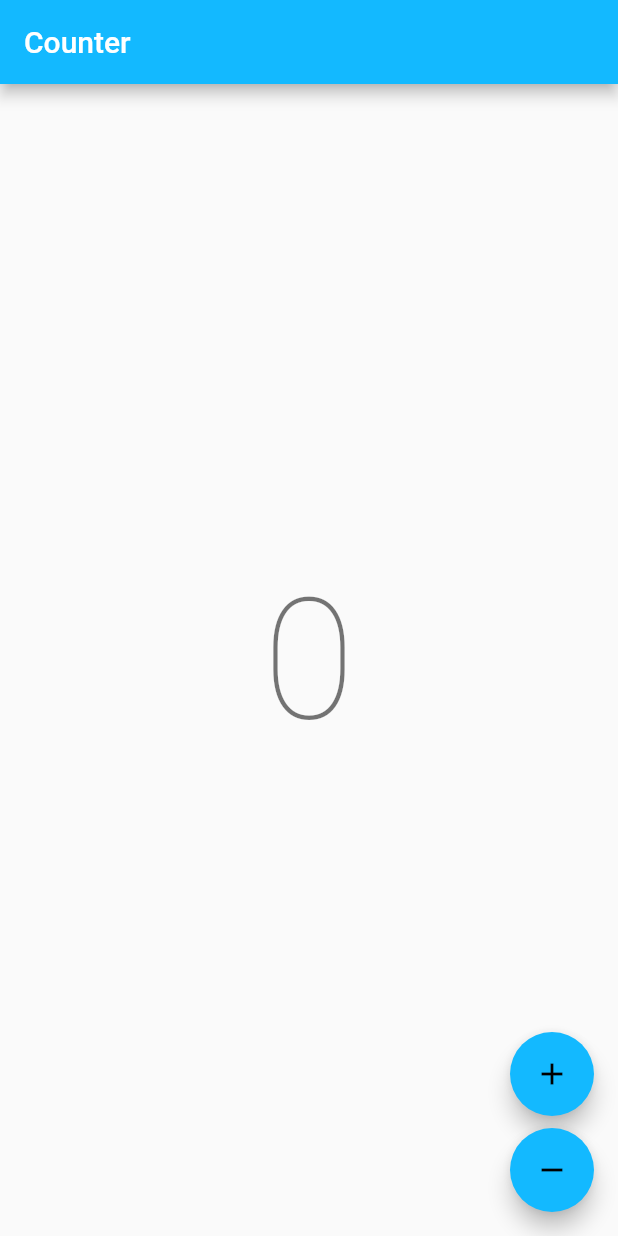
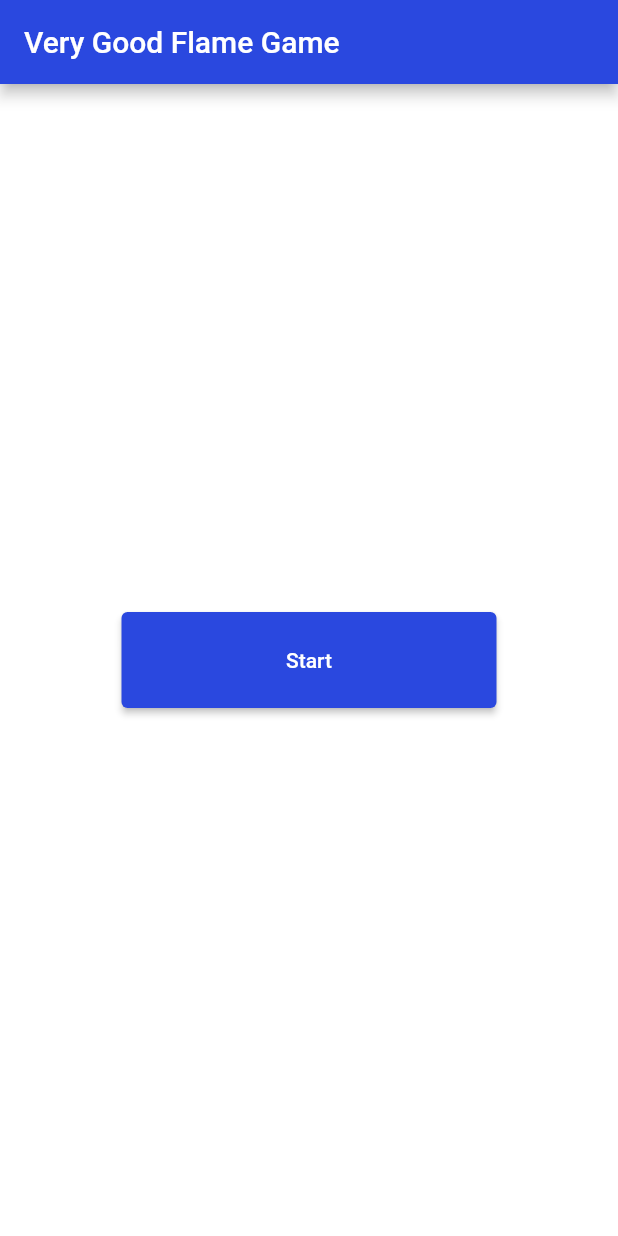
Before and after one commit to VeryGoodOpenSource/very_good_flame_game, a Flutter app: the screen it shows after launch, on a phone screen of 412 x 824 dp. Run offline on Flutter 3.47's test engine with Material 2 defaults, Android fonts, the phone set to English and light mode, and no system bars; our stand-ins replace bloc; generated files the repository leaves out were written again.

Commit message:
feat: title screen

```diff
--- a/src/very_good_flame_game/lib/app/view/app.dart
+++ b/src/very_good_flame_game/lib/app/view/app.dart
@@ -7,8 +7,8 @@
 
 import 'package:flutter/material.dart';
 import 'package:flutter_localizations/flutter_localizations.dart';
-import 'package:very_good_flame_game/counter/counter.dart';
 import 'package:very_good_flame_game/l10n/l10n.dart';
+import 'package:very_good_flame_game/title/title.dart';
 
 class App extends StatelessWidget {
   const App({super.key});
@@ -17,9 +17,16 @@ class App extends StatelessWidget {
   Widget build(BuildContext context) {
     return MaterialApp(
       theme: ThemeData(
-        appBarTheme: const AppBarTheme(color: Color(0xFF13B9FF)),
+        primaryColor: const Color(0xFF2A48DF),
+        appBarTheme: const AppBarTheme(color: Color(0xFF2A48DF)),
         colorScheme: ColorScheme.fromSwatch(
-          accentColor: const Color(0xFF13B9FF),
+          accentColor: const Color(0xFF2A48DF),
+        ),
+        scaffoldBackgroundColor: const Color(0xFFFFFFFF),
+        elevatedButtonTheme: ElevatedButtonThemeData(
+          style: ButtonStyle(
+            backgroundColor: MaterialStateProperty.all(const Color(0xFF2A48DF)),
+          ),
         ),
       ),
       localizationsDelegates: const [
@@ -27,7 +34,7 @@ class App extends StatelessWidget {
         GlobalMaterialLocalizations.delegate,
       ],
       supportedLocales: AppLocalizations.supportedLocales,
-      home: const CounterPage(),
+      home: const TitlePage(),
     );
   }
 }
--- a/src/very_good_flame_game/lib/counter/counter.dart
+++ /dev/null
@@ -1,9 +0,0 @@
-// Copyright (c) 2022, Very Good Ventures
-// https://verygood.ventures
-//
-// Use of this source code is governed by an MIT-style
-// license that can be found in the LICENSE file or at
-// https://opensource.org/licenses/MIT.
-
-export 'cubit/counter_cubit.dart';
-export 'view/counter_page.dart';
--- a/src/very_good_flame_game/lib/counter/cubit/counter_cubit.dart
+++ /dev/null
@@ -1,15 +0,0 @@
-// Copyright (c) 2022, Very Good Ventures
-// https://verygood.ventures
-//
-// Use of this source code is governed by an MIT-style
-// license that can be found in the LICENSE file or at
-// https://opensource.org/licenses/MIT.
-
-import 'package:bloc/bloc.dart';
-
-class CounterCubit extends Cubit<int> {
-  CounterCubit() : super(0);
-
-  void increment() => emit(state + 1);
-  void decrement() => emit(state - 1);
-}
--- a/src/very_good_flame_game/lib/counter/view/counter_page.dart
+++ /dev/null
@@ -1,62 +0,0 @@
-// Copyright (c) 2022, Very Good Ventures
-// https://verygood.ventures
-//
-// Use of this source code is governed by an MIT-style
-// license that can be found in the LICENSE file or at
-// https://opensource.org/licenses/MIT.
-
-import 'package:flutter/material.dart';
-import 'package:flutter_bloc/flutter_bloc.dart';
-import 'package:very_good_flame_game/counter/counter.dart';
-import 'package:very_good_flame_game/l10n/l10n.dart';
-
-class CounterPage extends StatelessWidget {
-  const CounterPage({super.key});
-
-  @override
-  Widget build(BuildContext context) {
-    return BlocProvider(
-      create: (_) => CounterCubit(),
-      child: const CounterView(),
-    );
-  }
-}
-
-class CounterView extends StatelessWidget {
-  const CounterView({super.key});
-
-  @override
-  Widget build(BuildContext context) {
-    final l10n = context.l10n;
-    return Scaffold(
-      appBar: AppBar(title: Text(l10n.counterAppBarTitle)),
-      body: const Center(child: CounterText()),
-      floatingActionButton: Column(
-        mainAxisAlignment: MainAxisAlignment.end,
-        crossAxisAlignment: CrossAxisAlignment.end,
-        children: [
-          FloatingActionButton(
-            onPressed: () => context.read<CounterCubit>().increment(),
-            child: const Icon(Icons.add),
-          ),
-          const SizedBox(height: 8),
-          FloatingActionButton(
-            onPressed: () => context.read<CounterCubit>().decrement(),
-            child: const Icon(Icons.remove),
-          ),
-        ],
-      ),
-    );
-  }
-}
-
-class CounterText extends StatelessWidget {
-  const CounterText({super.key});
-
-  @override
-  Widget build(BuildContext context) {
-    final theme = Theme.of(context);
-    final count = context.select((CounterCubit cubit) => cubit.state);
-    return Text('$count', style: theme.textTheme.headline1);
-  }
-}
--- a/src/very_good_flame_game/lib/l10n/arb/app_en.arb
+++ b/src/very_good_flame_game/lib/l10n/arb/app_en.arb
@@ -1,7 +1,11 @@
 {
     "@@locale": "en",
-    "counterAppBarTitle": "Counter",
-    "@counterAppBarTitle": {
-        "description": "Text shown in the AppBar of the Counter Page"
+    "titleAppBarTitle": "Very Good Flame Game",
+    "@titleAppBarTitle": {
+        "description": "Text shown in the AppBar of the Title Page"
+    },
+    "titleButtonStart": "Start",
+    "@titleButtonStart": {
+        "description": "Text shown in the start Button of the Title Page"
     }
 }
--- /dev/null
+++ b/src/very_good_flame_game/lib/title/title.dart
@@ -0,0 +1 @@
+export 'view/view.dart';
--- /dev/null
+++ b/src/very_good_flame_game/lib/title/view/title_page.dart
@@ -0,0 +1,45 @@
+import 'package:flutter/material.dart';
+import 'package:very_good_flame_game/l10n/l10n.dart';
+
+class TitlePage extends StatelessWidget {
+  const TitlePage({super.key});
+
+  @override
+  Widget build(BuildContext context) {
+    final l10n = context.l10n;
+
+    return Scaffold(
+      appBar: AppBar(
+        title: Text(l10n.titleAppBarTitle),
+      ),
+      body: const SafeArea(child: TitleView()),
+    );
+  }
+}
+
+class TitleView extends StatelessWidget {
+  const TitleView({super.key});
+
+  @override
+  Widget build(BuildContext context) {
+    final l10n = context.l10n;
+
+    return Center(
+      child: SizedBox(
+        width: 250,
+        height: 64,
+        child: ElevatedButton(
+          onPressed: () {
+            // TODO(wolfen): Navigate to game page
+            Navigator.of(context).pushReplacement(
+              MaterialPageRoute(
+                builder: (context) => const Scaffold(),
+              ),
+            );
+          },
+          child: Center(child: Text(l10n.titleButtonStart)),
+        ),
+      ),
+    );
+  }
+}
--- /dev/null
+++ b/src/very_good_flame_game/lib/title/view/view.dart
@@ -0,0 +1 @@
+export 'title_page.dart';
```
Also changed, not shown: src/very_good_flame_game/lib/l10n/arb/app_es.arb (deleted, +0 -7 lines), 4 other files.
